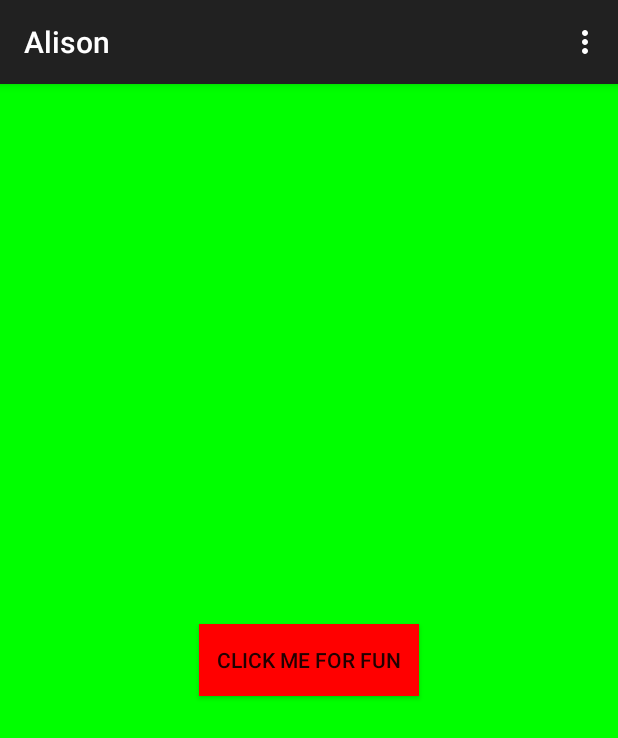
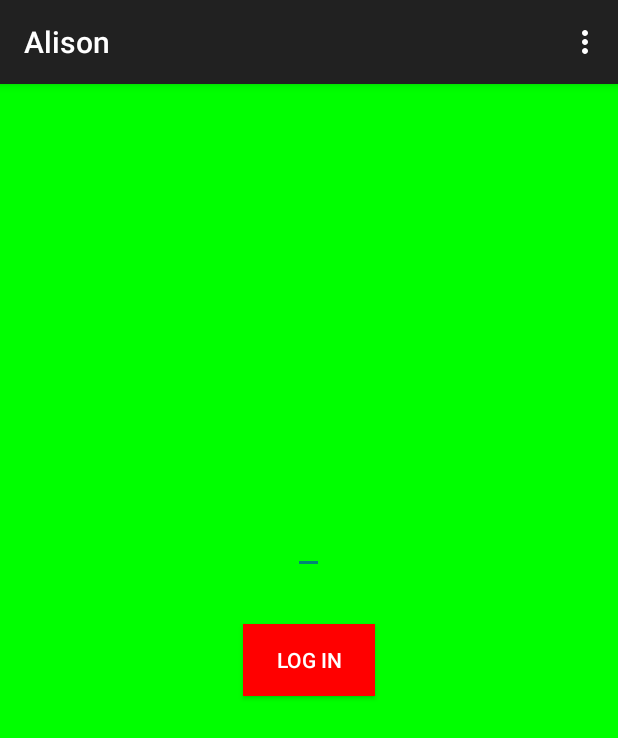
Before and after one commit to fattyduck/Learn, an Android app: the screen it shows after launch (MainActivity), on a phone screen of 412 x 824 dp. Shown: the top 738 px of the screen. Run offline under Robolectric (Android 15) with nearby library versions, the phone set to English and light mode, and no system bars.

```diff
--- a/Alison/app/src/main/java/fattyduck/alison/MainActivity.java
+++ b/Alison/app/src/main/java/fattyduck/alison/MainActivity.java
@@ -4,10 +4,10 @@ import android.support.v7.app.ActionBarActivity;
 import android.os.Bundle;
 import android.view.Menu;
 import android.view.MenuItem;
-import android.widget.RelativeLayout;
+import android.view.ViewGroup;
 import android.widget.Button;
 import android.widget.EditText;
-import android.widget.TextView;
+import android.widget.RelativeLayout;
 import android.graphics.Color;
 
 
@@ -20,22 +20,39 @@ public class MainActivity extends ActionBarActivity {
         RelativeLayout duckLayout = new RelativeLayout(this);
         duckLayout.setBackgroundColor(Color.GREEN);
 
+        Button redButton = new Button(this);
+        redButton.setText("Log in");
+        redButton.setBackgroundColor(Color.RED);
+        redButton.setTextColor(Color.WHITE);
+
+        EditText username = new EditText(this);
+
+        redButton.setId(1);
+        username.setId(2);
+
         RelativeLayout.LayoutParams buttonDetails = new RelativeLayout.LayoutParams(
-                RelativeLayout.LayoutParams.WRAP_CONTENT,
-                RelativeLayout.LayoutParams.WRAP_CONTENT
+          RelativeLayout.LayoutParams.WRAP_CONTENT,
+          RelativeLayout.LayoutParams.WRAP_CONTENT
         );
+
+        RelativeLayout.LayoutParams usernameDetails = new RelativeLayout.LayoutParams(
+          RelativeLayout.LayoutParams.WRAP_CONTENT,
+          RelativeLayout.LayoutParams.WRAP_CONTENT
+        );
+
+        usernameDetails.addRule(RelativeLayout.ABOVE, redButton.getId());
+        usernameDetails.addRule(RelativeLayout.CENTER_HORIZONTAL);
+        usernameDetails.setMargins(0,0,0,50);
 
         buttonDetails.addRule(RelativeLayout.CENTER_HORIZONTAL);
         buttonDetails.addRule(RelativeLayout.CENTER_VERTICAL);
 
-        //button
-        Button redButton = new Button(this);
-        redButton.setText("Click me for fun");
-        redButton.setBackgroundColor(Color.RED);
-
 
         duckLayout.addView(redButton, buttonDetails);
+        duckLayout.addView(username, usernameDetails);
+
         setContentView(duckLayout);
+
 
     }
 
```
